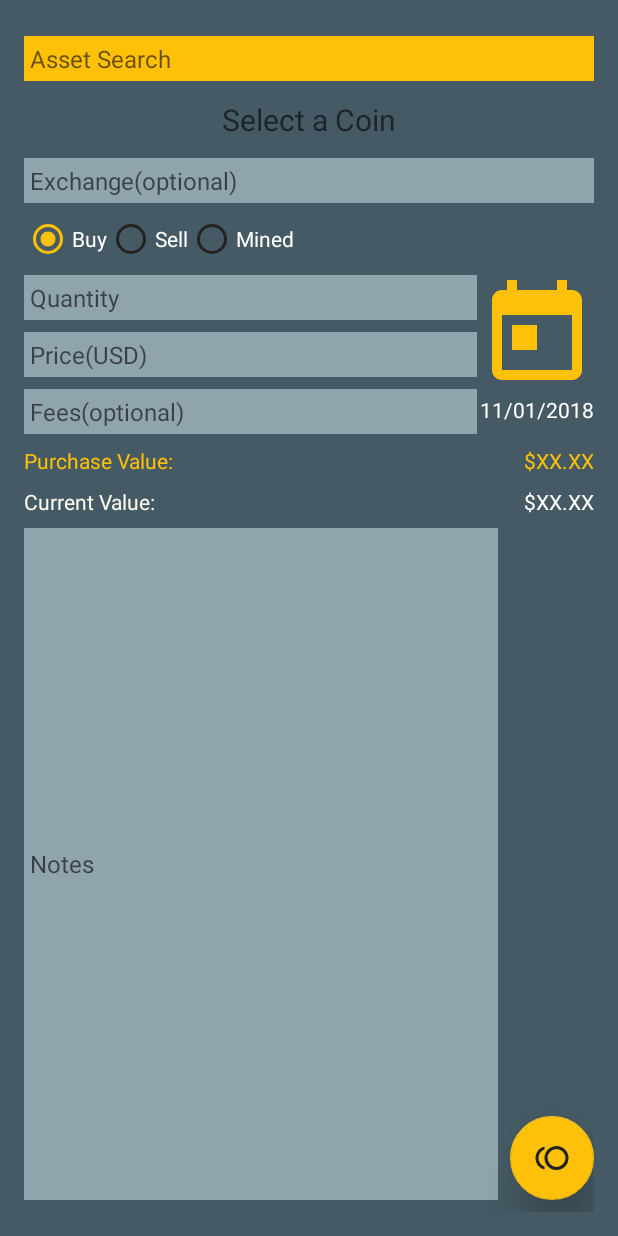
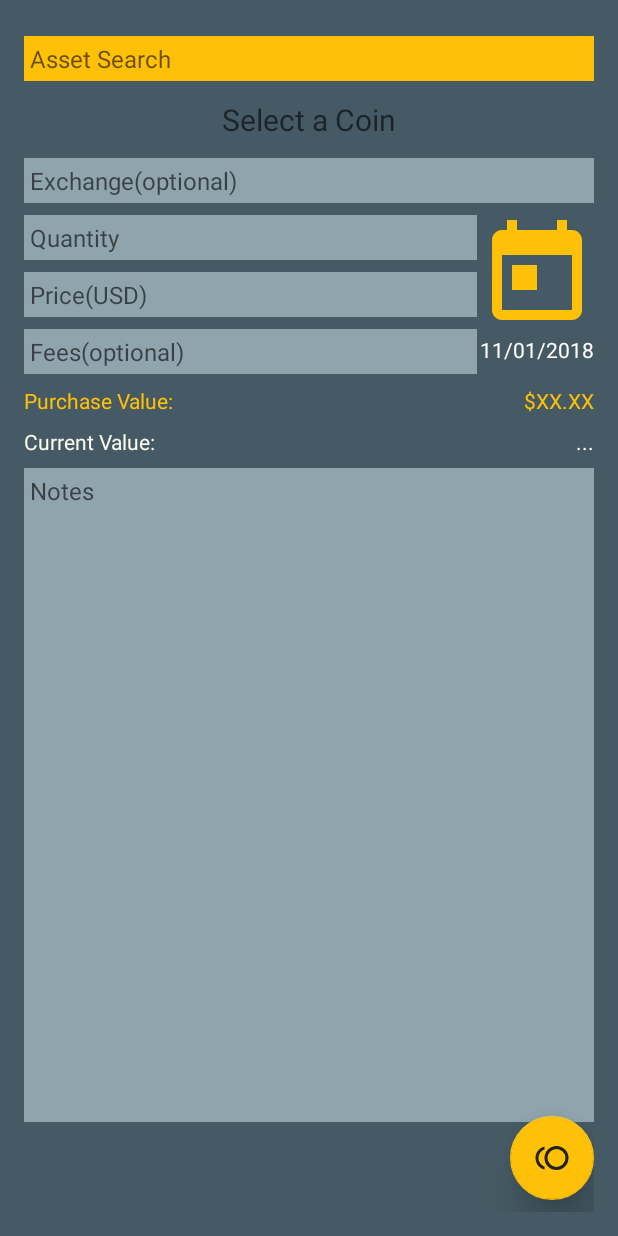
Before and after one commit to Flinted/ALT-Crypto-Tracker, an Android app: the fragment AddCoinDialog shown on its own in the app's theme, after a tap on an icon or button, on a phone screen of 412 x 824 dp. Run offline under Robolectric (Android 15) with nearby library versions, the phone set to English and light mode, and no system bars; libraries missing offline, so code that uses them is left out: com.github.mikephil.charting, com.jakewharton.threetenabp, io.realm, rx.subjects; 7 statements that could not run were skipped.

Commit message:
Split layours for add, sell and earn assets

```diff
--- a/app/build.gradle
+++ b/app/build.gradle
@@ -43,6 +43,7 @@ dependencies {
     final SUPPORT_LIBRARY_VERSION = '26.1.0'
     final JUNIT_VERSION = '4.12'
     final LOGGING_INTERCEPTOR_VERSION = '3.4.1'
+    final OKHTTP_VERSION = '3.8.0'
     final RETROFIT_VERSION = '2.2.0'
     final RXANDROID_VERSION = '1.2.1'
     final RXJAVA_VERSION = '1.1.6'
@@ -72,13 +73,14 @@ dependencies {
 
     // MPAndroidChart
     implementation "com.github.PhilJay:MPAndroidChart:$MP_ANDROID_CHART_VERSION"
+
     // Retrofit
     api "com.google.code.gson:gson:$GSON_VERSION"
     api "com.squareup.retrofit2:retrofit:$RETROFIT_VERSION"
     api "com.squareup.retrofit2:converter-gson:$RETROFIT_VERSION"
     api "com.squareup.retrofit2:adapter-rxjava:$RETROFIT_VERSION"
     api "com.squareup.okhttp3:logging-interceptor:$LOGGING_INTERCEPTOR_VERSION"
-    api 'com.squareup.okhttp3:okhttp:3.4.1'
+    api "com.squareup.okhttp3:okhttp:$OKHTTP_VERSION"
 
     // RX
     api "io.reactivex:rxjava:$RXJAVA_VERSION"
@@ -88,7 +90,6 @@ dependencies {
     compile "com.jakewharton.threetenabp:threetenabp:$THREE_TEN_VERSION"
 
     // Test
-    testCompile "junit:junit:4.12"
     androidTestCompile "org.mockito:mockito-core:$MOCKITO_VERSION"
     androidTestCompile "com.android.support:support-annotations:$SUPPORT_LIBRARY_VERSION"
     androidTestCompile "com.android.support.test:runner:$SUPPORT_TEST_VERSION"
--- a/app/src/main/java/makes/flint/poh/data/dataController/DataController.kt
+++ b/app/src/main/java/makes/flint/poh/data/dataController/DataController.kt
@@ -1,5 +1,6 @@
 package makes.flint.poh.data.dataController
 
+import makes.flint.poh.configuration.SettingsData
 import makes.flint.poh.data.Summary
 import makes.flint.poh.data.TimeStamp
 import makes.flint.poh.data.coinListItem.CoinListItem
@@ -117,4 +118,12 @@ open class DataController @Inject constructor(private val apiRepository: ApiRepo
         }
         refreshCache()
     }
+
+    fun getSettings(): SettingsData? {
+        return realmManager.getSettings()
+    }
+
+    fun storeSettings(settings: SettingsData) {
+        realmManager.copyOrUpdate(settings)
+    }
 }
--- a/app/src/main/java/makes/flint/poh/data/dataController/dataManagers/RealmManager.kt
+++ b/app/src/main/java/makes/flint/poh/data/dataController/dataManagers/RealmManager.kt
@@ -2,6 +2,7 @@ package makes.flint.poh.data.dataController.dataManagers
 
 import io.realm.Realm
 import io.realm.RealmObject
+import makes.flint.poh.configuration.SettingsData
 import makes.flint.poh.data.dataController.dataSource.DataSource
 import makes.flint.poh.data.favouriteCoins.FavouriteCoin
 import makes.flint.poh.data.tracker.TrackerDataEntry
@@ -107,4 +108,8 @@ class RealmManager @Inject constructor() : DataSource {
             entry?.nestedDeleteFromRealm()
         }
     }
+
+    fun getSettings(): SettingsData? {
+        return realm.where(SettingsData::class.java).findFirst()
+    }
 }
--- a/app/src/main/java/makes/flint/poh/ui/main/MainActivity.kt
+++ b/app/src/main/java/makes/flint/poh/ui/main/MainActivity.kt
@@ -52,6 +52,11 @@ class MainActivity : BaseActivity(), MainContractView {
                 mainPresenter.emitData()
             }
         })
+    }
+
+    override fun onResume() {
+        super.onResume()
+        mainPresenter.emitData()
     }
 
     private fun bindViews() {
--- a/app/src/main/java/makes/flint/poh/ui/tracker/addCoinDialog/AddCoinDialog.kt
+++ b/app/src/main/java/makes/flint/poh/ui/tracker/addCoinDialog/AddCoinDialog.kt
@@ -3,19 +3,19 @@ package makes.flint.poh.ui.tracker.addCoinDialog
 import android.app.DatePickerDialog
 import android.os.Bundle
 import android.support.design.widget.FloatingActionButton
-import android.support.v4.content.ContextCompat
 import android.text.Editable
 import android.text.TextWatcher
 import android.view.LayoutInflater
 import android.view.View
 import android.view.ViewGroup
-import android.widget.*
+import android.widget.AutoCompleteTextView
+import android.widget.EditText
+import android.widget.ImageView
+import android.widget.TextView
 import makes.flint.poh.R
 import makes.flint.poh.base.BaseDialogFragment
 import makes.flint.poh.data.coinListItem.CoinListItem
 import makes.flint.poh.data.tracker.TRANSACTION_BUY
-import makes.flint.poh.data.tracker.TRANSACTION_MINED
-import makes.flint.poh.data.tracker.TRANSACTION_SELL
 import makes.flint.poh.errors.ErrorHandler
 import rx.subjects.PublishSubject
 import java.util.*
@@ -37,7 +37,6 @@ class AddCoinDialog : BaseDialogFragment(), AddCoinDialogContractView {
     private lateinit var currentPriceDisplay: TextView
     private lateinit var purchasePriceDisplay: TextView
     private lateinit var feesInput: EditText
-    private lateinit var typeSelector: RadioGroup
 
     private lateinit var addEntryFAB: FloatingActionButton
     private lateinit var addCoinDialogPresenter: AddCoinDialogContractPresenter
@@ -52,7 +51,7 @@ class AddCoinDialog : BaseDialogFragment(), AddCoinDialogContractView {
     }
 
     override fun onCreateView(inflater: LayoutInflater?, container: ViewGroup?, savedInstanceState: Bundle?): View {
-        val view = inflater?.inflate(R.layout.dialog_add_coin, container)
+        val view = inflater?.inflate(R.layout.dialog_buy_asset, container)
         view ?: return super.onCreateView(inflater, container, savedInstanceState)
         bindViews(view)
         addCoinDialogPresenter.initialise()
@@ -71,7 +70,6 @@ class AddCoinDialog : BaseDialogFragment(), AddCoinDialogContractView {
         this.dateInput = view.findViewById(R.id.date_of_purchase)
         this.notesInput = view.findViewById(R.id.transaction_notes)
         this.calendarButton = view.findViewById(R.id.transaction_date_select)
-        this.typeSelector = view.findViewById(R.id.transaction_type_selector)
         this.purchasePriceDisplay = view.findViewById(R.id.value_at_purchase)
         this.currentPriceDisplay = view.findViewById(R.id.value_current)
         this.addEntryFAB = view.findViewById(R.id.add_coin_fab)
@@ -96,22 +94,11 @@ class AddCoinDialog : BaseDialogFragment(), AddCoinDialogContractView {
         val fees = feesInput.text.toString()
         val date = dateInput.text.toString()
         val notes = notesInput.text.toString()
-        val typeId = getTransactionType(typeSelector.checkedRadioButtonId)
+        val typeId = TRANSACTION_BUY
         addCoinDialogPresenter.onAddEntryRequested(coinName, exchange, quantity, price, fees, date, notes, typeId)
     }
 
-    private fun getTransactionType(typeId: Int): String {
-        return when (typeId) {
-            R.id.radio_buy -> TRANSACTION_BUY
-            R.id.radio_sell -> TRANSACTION_SELL
-            else -> TRANSACTION_MINED
-        }
-    }
-
     override fun initialiseInputListeners() {
-        typeSelector.setOnCheckedChangeListener { _, id ->
-            onCheckedChange(id)
-        }
         val listener = makeTextChangeListener()
         quantityInput.addTextChangedListener(listener)
         priceInput.addTextChangedListener(listener)
@@ -179,32 +166,6 @@ class AddCoinDialog : BaseDialogFragment(), AddCoinDialogContractView {
         currentPriceDisplay.text = currentPrice
     }
 
-    private fun onCheckedChange(id: Int) {
-        when (id) {
-            R.id.radio_mined -> updateForMined()
-            R.id.radio_sell -> updateForSell()
-            else -> updateForBuy()
-        }
-    }
-
-    private fun updateForBuy() {
-        val color = ContextCompat.getColor(activity, R.color.colorPrimarySoft)
-        updateViewsForTransactionType(true, color)
-        updatePriceCalculation()
-    }
-
-    private fun updateForSell() {
-        val color = ContextCompat.getColor(activity, R.color.colorPrimarySoft)
-        updateViewsForTransactionType(true, color)
-        updatePriceCalculation()
-    }
-
-    private fun updateForMined() {
-        val color = ContextCompat.getColor(activity, R.color.colorOffBlack)
-        updateViewsForTransactionType(false, color)
-        purchasePriceDisplay.text = "N/A"
-    }
-
     private fun updateViewsForTransactionType(isEnabled: Boolean, color: Int) {
         feesInput.isEnabled = isEnabled
         exchangeInput.isEnabled = isEnabled
--- /dev/null
+++ b/app/src/main/res/layout/dialog_buy_asset.xml
@@ -0,0 +1,215 @@
+<?xml version="1.0" encoding="utf-8"?>
+<android.support.constraint.ConstraintLayout xmlns:android="http://schemas.android.com/apk/res/android"
+                                             xmlns:app="http://schemas.android.com/apk/res-auto"
+                                             android:layout_width="match_parent"
+                                             android:layout_height="match_parent"
+                                             android:background="@color/colorPrimaryDark"
+                                             android:padding="@dimen/margin_xLarge_16dp">
+
+    <AutoCompleteTextView
+        android:id="@+id/asset_search"
+        android:layout_width="match_parent"
+        android:layout_height="wrap_content"
+        android:layout_marginBottom="@dimen/margin_large_8dp"
+        android:layout_marginTop="@dimen/margin_large_8dp"
+        android:background="@color/colorAccent"
+        android:hint="Asset Search"
+        android:inputType="textNoSuggestions"
+        android:maxLines="1"
+        android:nextFocusDown="@id/exchange_used"
+        android:padding="@dimen/margin_small_4dp"
+        android:textColor="@color/colorOffBlack"
+        android:textSize="@dimen/text_large"
+        app:layout_constraintEnd_toEndOf="parent"
+        app:layout_constraintStart_toStartOf="parent"
+        app:layout_constraintTop_toTopOf="parent"
+        />
+
+    <TextView
+        android:id="@+id/selected_coin"
+        android:layout_width="match_parent"
+        android:layout_height="wrap_content"
+        android:layout_marginBottom="@dimen/margin_large_8dp"
+        android:layout_marginTop="@dimen/margin_large_8dp"
+        android:gravity="center"
+        android:hint="Select a Coin"
+        android:padding="@dimen/margin_small_4dp"
+        android:textColor="@color/colorAccent"
+        android:textSize="@dimen/text_xLarge_20sp"
+        app:layout_constraintEnd_toEndOf="parent"
+        app:layout_constraintStart_toStartOf="parent"
+        app:layout_constraintTop_toBottomOf="@id/asset_search"/>
+
+    <EditText
+        android:id="@+id/exchange_used"
+        android:layout_width="match_parent"
+        android:layout_height="wrap_content"
+        android:layout_marginBottom="@dimen/margin_large_8dp"
+        android:layout_marginTop="@dimen/margin_large_8dp"
+        android:background="@color/colorPrimarySoft"
+        android:hint="Exchange(optional)"
+        android:inputType="textNoSuggestions"
+        android:maxLines="1"
+        android:nextFocusDown="@id/quantity_purchased"
+        android:padding="@dimen/margin_small_4dp"
+        android:textColor="@color/colorOffBlack"
+        android:textSize="@dimen/text_large"
+        app:layout_constraintEnd_toEndOf="parent"
+        app:layout_constraintStart_toStartOf="parent"
+        app:layout_constraintTop_toBottomOf="@id/selected_coin"
+        />
+
+    <EditText
+        android:id="@+id/quantity_purchased"
+        android:layout_width="0dp"
+        android:layout_height="wrap_content"
+        android:layout_marginBottom="@dimen/margin_large_8dp"
+        android:layout_marginTop="@dimen/margin_large_8dp"
+        android:background="@color/colorPrimarySoft"
+        android:hint="Quantity"
+        android:inputType="numberDecimal"
+        android:nextFocusDown="@id/cost_per_item"
+        android:padding="@dimen/margin_small_4dp"
+        android:textColor="@color/colorOffBlack"
+        android:textSize="@dimen/text_large"
+        app:layout_constraintEnd_toStartOf="@id/transaction_date_select"
+        app:layout_constraintStart_toStartOf="parent"
+        app:layout_constraintTop_toBottomOf="@id/exchange_used"
+        />
+
+    <EditText
+        android:id="@+id/cost_per_item"
+        android:layout_width="0dp"
+        android:layout_height="wrap_content"
+        android:layout_marginBottom="@dimen/margin_large_8dp"
+        android:layout_marginTop="@dimen/margin_large_8dp"
+        android:background="@color/colorPrimarySoft"
+        android:hint="Price(USD)"
+        android:inputType="numberDecimal"
+        android:nextFocusDown="@id/transaction_fees"
+        android:padding="@dimen/margin_small_4dp"
+        android:textColor="@color/colorOffBlack"
+        android:textSize="@dimen/text_large"
+        app:layout_constraintEnd_toStartOf="@id/transaction_date_select"
+        app:layout_constraintStart_toStartOf="parent"
+        app:layout_constraintTop_toBottomOf="@id/quantity_purchased"
+        />
+
+    <EditText
+        android:id="@+id/transaction_fees"
+        android:layout_width="0dp"
+        android:layout_height="wrap_content"
+        android:layout_marginBottom="@dimen/margin_large_8dp"
+        android:layout_marginTop="@dimen/margin_large_8dp"
+        android:background="@color/colorPrimarySoft"
+        android:hint="Fees(optional)"
+        android:inputType="numberDecimal"
+        android:nextFocusDown="@id/transaction_notes"
+        android:padding="@dimen/margin_small_4dp"
+        android:textColor="@color/colorOffBlack"
+        android:textSize="@dimen/text_large"
+        app:layout_constraintEnd_toStartOf="@id/transaction_date_select"
+        app:layout_constraintStart_toStartOf="parent"
+        app:layout_constraintTop_toBottomOf="@id/cost_per_item"/>
+
+    <TextView
+        android:id="@+id/value_at_purchase_title"
+        android:layout_width="wrap_content"
+        android:layout_height="wrap_content"
+        android:layout_marginBottom="@dimen/margin_large_8dp"
+        android:layout_marginEnd="@dimen/margin_large_8dp"
+        android:layout_marginTop="@dimen/margin_large_8dp"
+        android:text="Purchase Value:"
+        android:textColor="@color/colorAccent"
+        app:layout_constraintStart_toStartOf="parent"
+        app:layout_constraintTop_toBottomOf="@id/transaction_fees"
+        />
+
+    <TextView
+        android:id="@+id/value_at_purchase"
+        android:layout_width="wrap_content"
+        android:layout_height="wrap_content"
+        android:layout_marginBottom="@dimen/margin_large_8dp"
+        android:layout_marginTop="@dimen/margin_large_8dp"
+        android:text="$XX.XX"
+        android:textColor="@color/colorAccent"
+        app:layout_constraintEnd_toEndOf="parent"
+        app:layout_constraintTop_toBottomOf="@id/transaction_fees"/>
+
+    <TextView
+        android:id="@+id/value_current_title"
+        android:layout_width="wrap_content"
+        android:layout_height="wrap_content"
+        android:layout_marginBottom="@dimen/margin_large_8dp"
+        android:layout_marginEnd="@dimen/margin_large_8dp"
+        android:layout_marginTop="@dimen/margin_large_8dp"
+        android:text="Current Value:"
+        android:textColor="@color/colorOffWhite"
+        app:layout_constraintStart_toStartOf="parent"
+        app:layout_constraintTop_toBottomOf="@id/value_at_purchase_title"
+        />
+
+    <TextView
+        android:id="@+id/value_current"
+        android:layout_width="wrap_content"
+        android:layout_height="wrap_content"
+        android:layout_marginBottom="@dimen/margin_large_8dp"
+        android:layout_marginTop="@dimen/margin_large_8dp"
+        android:text="..."
+        android:textColor="@color/colorWhite"
+        app:layout_constraintEnd_toEndOf="parent"
+        app:layout_constraintTop_toBottomOf="@id/value_at_purchase_title"/>
+
+    <ImageView
+        android:id="@+id/transaction_date_select"
+        android:layout_width="80dp"
+        android:layout_height="80dp"
+        android:src="@drawable/ic_calendar_24dp"
+        app:layout_constraintEnd_toEndOf="parent"
+        app:layout_constraintStart_toStartOf="@id/date_of_purchase"
+        app:layout_constraintTop_toTopOf="@id/quantity_purchased"
+        />
+
+    <TextView
+        android:id="@+id/date_of_purchase"
+        android:layout_width="wrap_content"
+        android:layout_height="wrap_content"
+        android:gravity="center"
+        android:text="17/11/2018"
+        android:textColor="@color/colorWhite"
+        app:layout_constraintEnd_toEndOf="parent"
+        app:layout_constraintTop_toBottomOf="@id/transaction_date_select"/>
+
+    <EditText
+        android:id="@+id/transaction_notes"
+        android:layout_width="0dp"
+        android:layout_height="0dp"
+        android:layout_marginBottom="60dp"
+        android:layout_marginTop="@dimen/margin_large_8dp"
+        android:background="@color/colorPrimarySoft"
+        android:gravity="top|start"
+        android:hint="Notes"
+        android:padding="@dimen/margin_small_4dp"
+        android:textColor="@color/colorOffBlack"
+        android:textSize="@dimen/text_large"
+        app:layout_constraintBottom_toBottomOf="parent"
+        app:layout_constraintEnd_toEndOf="parent"
+        app:layout_constraintStart_toStartOf="parent"
+        app:layout_constraintTop_toBottomOf="@id/value_current"
+        />
+
+    <android.support.design.widget.FloatingActionButton
+        android:id="@+id/add_coin_fab"
+        android:layout_width="wrap_content"
+        android:layout_height="wrap_content"
+        android:layout_marginBottom="@dimen/margin_large_8dp"
+        android:layout_marginTop="@dimen/margin_large_8dp"
+        android:clickable="true"
+        android:focusable="true"
+        android:src="@drawable/ic_coins_24dp"
+        app:elevation="16dp"
+        app:layout_constraintBottom_toBottomOf="parent"
+        app:layout_constraintEnd_toEndOf="parent"
+        />
+
+</android.support.constraint.ConstraintLayout>
```
Also changed, not shown: app/src/main/java/makes/flint/poh/configuration/POHSettings.kt (+23 -2 lines), app/src/main/java/makes/flint/poh/configuration/SettingsData.kt (added, +42 -0 lines), app/src/main/java/makes/flint/poh/ui/splash/SplashPresenter.kt (+9 -1 lines), app/src/main/res/drawable/checkbox_favourite.xml (deleted, +0 -15 lines), app/src/main/res/drawable/ic_add_black_24dp.xml (added, +9 -0 lines), app/src/main/res/layout/dialog_earn_asset.xml (added, +137 -0 lines).
